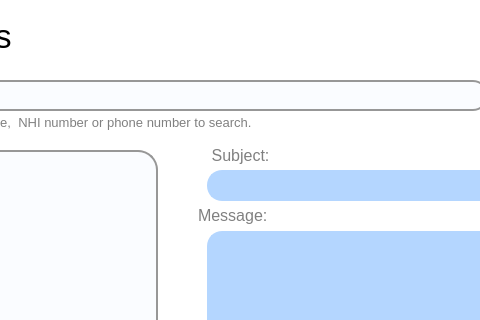
This is mainwindow.ui in raghiiboiibaxtor/MyCOVIDRecord_New as Qt 5 draws it before an edit; both pictures show x 403 to 883 and y 0 to 320 of the 1077 by 675 pixel window. The edited form follows.
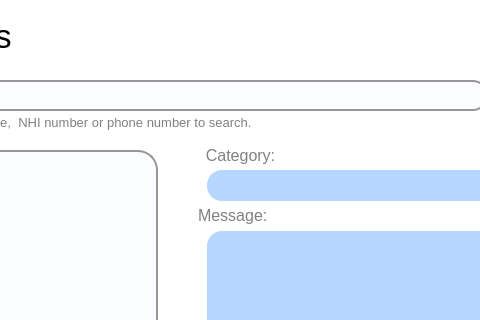
This is the edited form. Icons and pictures are not drawn.

```diff
--- a/mainwindow.ui
+++ b/mainwindow.ui
@@ -2327,7 +2327,7 @@
 </string>
       </property>
       <property name="text">
-       <string>Subject:</string>
+       <string>Category:</string>
       </property>
       <property name="scaledContents">
        <bool>false</bool>
```
